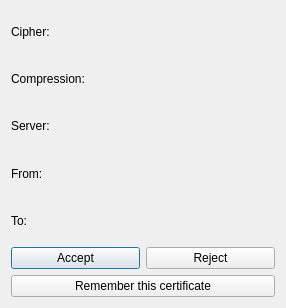
Qt form src/protocol/account/connection/jcertinfo.ui (euroelessar/qutim) before a commit.
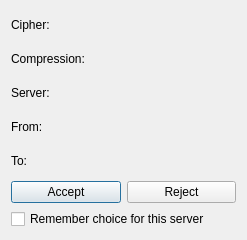
The same form after that commit.

What changed in the file:
```diff
--- a/src/protocol/account/connection/jcertinfo.ui
+++ b/src/protocol/account/connection/jcertinfo.ui
@@ -6,8 +6,8 @@
    <rect>
     <x>0</x>
     <y>0</y>
-    <width>286</width>
-    <height>308</height>
+    <width>247</width>
+    <height>240</height>
    </rect>
   </property>
   <property name="windowTitle">
@@ -58,13 +58,6 @@
        </property>
       </widget>
      </item>
-     <item row="8" column="0" colspan="2">
-      <widget class="QPushButton" name="rememberButton">
-       <property name="text">
-        <string>Remember this certificate</string>
-       </property>
-      </widget>
-     </item>
      <item row="7" column="1">
       <widget class="QPushButton" name="rejectButton">
        <property name="text">
@@ -107,6 +100,13 @@
        </property>
       </widget>
      </item>
+     <item row="8" column="0" colspan="2">
+      <widget class="QCheckBox" name="rememberBox">
+       <property name="text">
+        <string>Remember choice for this server</string>
+       </property>
+      </widget>
+     </item>
     </layout>
    </item>
   </layout>
```
